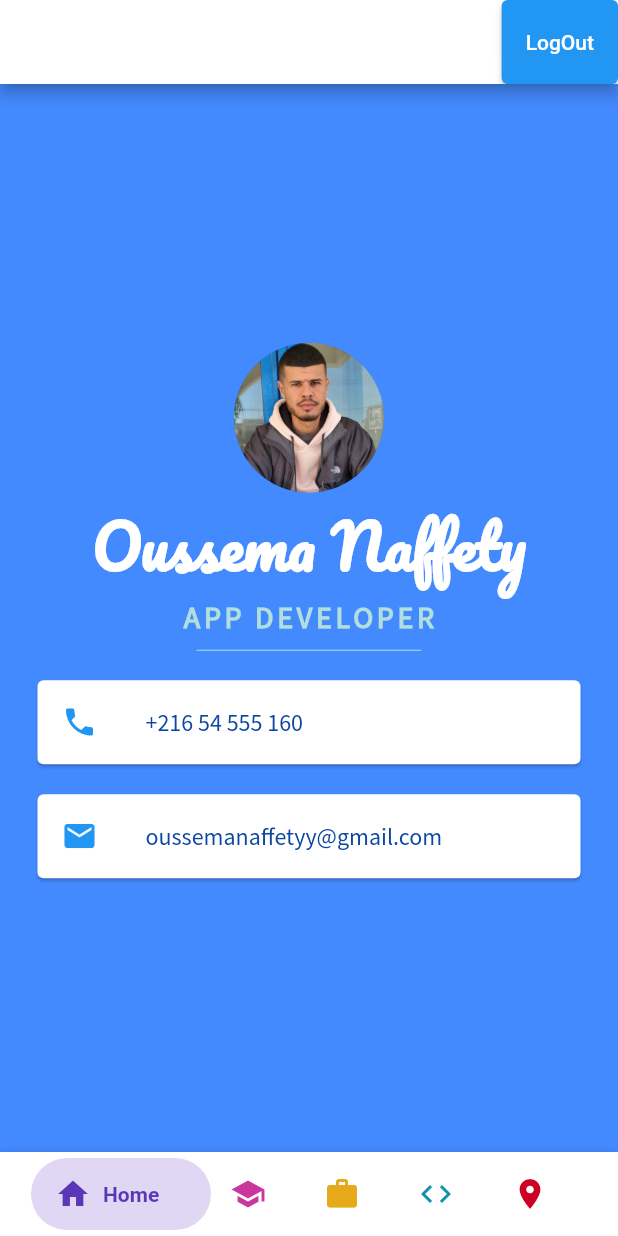
After one commit to oussemanaffetyy/My-Cv-Firebase, a Flutter app: the BottomNavCustom screen opened directly, after a tap on "LogOut", on a phone screen of 412 x 824 dp. The commit adds this screen. Run offline on Flutter 3.47's test engine with Material 2 defaults, Android fonts, the phone set to English and light mode, and no system bars; our stand-ins replace easy_splash_screen, firebase_auth, firebase_core, google_maps_flutter; accounts and stored records are empty.

Commit message:
pages sans SplashScreen

```diff
--- a/lib/main.dart
+++ b/lib/main.dart
@@ -1,4 +1,6 @@
 import 'package:cvfirebase/auth_screen.dart';
+import 'package:cvfirebase/pages/homepage.dart';
+import 'package:cvfirebase/pages/mainSplashScreen.dart';
 import 'package:flutter/material.dart';
 import 'package:cvfirebase/auth.dart';
 import 'package:firebase_core/firebase_core.dart';
@@ -12,6 +14,20 @@ void main() async {
       providers: [ChangeNotifierProvider<Auth>(create: (_) => Auth())],
       child: MyApp()));
 }
+class MyApp extends StatelessWidget {
+  @override
+  Widget build(BuildContext context) {
+    return Consumer<Auth>(
+
+      //debugShowCheckedModeBanner: false,
+      builder: (ctx, value, _) =>MaterialApp(
+      debugShowCheckedModeBanner: false,
+       home: value.isAuth
+            ? MyHomePage(key: UniqueKey(), title: '') : AuthScreen(),
+    ));
+  }
+}
+/*
 
 class MyApp extends StatelessWidget {
   @override
@@ -96,3 +112,4 @@ class _MyHomePageState extends State<MyHomePage> {
     );
   }
 }
+*/
--- /dev/null
+++ b/lib/pages/EducationPage.dart
@@ -0,0 +1,15 @@
+import 'package:flutter/material.dart';
+
+class EducationPage extends StatelessWidget {
+  @override
+  Widget build(BuildContext context) {
+    return Scaffold(
+      appBar: AppBar(
+        title: Text('EducationPage'),
+      ),
+      body: Center(
+        child: Text('Bienvenue sur l\'écran d\'Education !'),
+      ),
+    );
+  }
+}
--- /dev/null
+++ b/lib/pages/ExperiencePage.dart
@@ -0,0 +1,15 @@
+import 'package:flutter/material.dart';
+
+class Experience extends StatelessWidget {
+  @override
+  Widget build(BuildContext context) {
+    return Scaffold(
+      appBar: AppBar(
+        title: Text('Experience'),
+      ),
+      body: Center(
+        child: Text('Bienvenue sur l\'écran d Experience !'),
+      ),
+    );
+  }
+}
--- /dev/null
+++ b/lib/pages/cv.dart
@@ -0,0 +1,79 @@
+import 'package:flutter/material.dart';
+
+class cv extends StatelessWidget {
+  @override
+  Widget build(BuildContext context) {
+    return Scaffold(
+        backgroundColor: Colors.blueAccent,
+        //
+        body: SafeArea(
+          child: Column(
+              mainAxisAlignment: MainAxisAlignment.center,
+              children: <Widget>[
+                const CircleAvatar(
+                  radius: 50.0,
+                  backgroundImage: AssetImage('images/oussema.jpg'),
+                ),
+                const Text(
+                  'Oussema Naffety',
+                  style: TextStyle(
+                    fontFamily: 'Pacifico',
+                    fontSize: 40.0,
+                    color: Colors.white,
+                    fontWeight: FontWeight.bold,
+                  ),
+                ),
+                Text(
+                  'APP DEVELOPER',
+                  style: TextStyle(
+                    fontFamily: 'Source Sans Pro',
+                    color: Colors.teal.shade100,
+                    fontSize: 20.0,
+                    letterSpacing: 2.5,
+                    fontWeight: FontWeight.bold,
+                  ),
+                ),
+                SizedBox(
+                  height: 20.0,
+                  width: 150.0,
+                  child: Divider(
+                    color: Colors.teal.shade100,
+                  ),
+                ),
+                Card(
+                    margin: const EdgeInsets.symmetric(
+                        vertical: 10.0, horizontal: 25.0),
+                    child: ListTile(
+                      leading: const Icon(
+                        Icons.phone,
+                        color: Colors.blue,
+                      ),
+                      title: Text(
+                        '+216 54 555 160',
+                        style: TextStyle(
+                          color: Colors.blue.shade900,
+                          fontFamily: 'Source Sans Pro',
+                          fontSize: 16.0,
+                        ),
+                      ),
+                    )),
+                Card(
+                    margin: const EdgeInsets.symmetric(
+                        vertical: 10.0, horizontal: 25.0),
+                    child: ListTile(
+                      leading: const Icon(
+                        Icons.email,
+                        color: Colors.blue,
+                      ),
+                      title: Text(
+                        'oussemanaffetyy@gmail.com',
+                        style: TextStyle(
+                            fontSize: 16.0,
+                            color: Colors.blue.shade900,
+                            fontFamily: 'Source Sans Pro'),
+                      ),
+                    ))
+              ]),
+        ));
+  }
+}
--- /dev/null
+++ b/lib/pages/homepage.dart
@@ -0,0 +1,194 @@
+import 'package:cvfirebase/auth.dart';
+import 'package:flutter/material.dart';
+import 'package:cvfirebase/pages/ExperiencePage.dart';
+import 'package:cvfirebase/pages/cv.dart';
+import 'package:cvfirebase/pages/mapPage.dart';
+import 'package:cvfirebase/pages/skillPage.dart';
+import 'package:provider/provider.dart';
+import 'EducationPage.dart';
+
+class MyHomePage extends StatelessWidget {
+  final String title;
+
+  MyHomePage({required Key key, required this.title}) : super(key: key);
+
+  @override
+  Widget build(BuildContext context) {
+    return MaterialApp(
+      title: 'Navigation Item Example',
+      debugShowCheckedModeBanner: false,
+      theme: ThemeData(
+
+        primarySwatch: Colors.blue,
+        visualDensity: VisualDensity.adaptivePlatformDensity,
+      ),
+      home: BottomNavCustom(),
+
+    );
+  }
+}
+
+List<Widget> pages = [cv(), EducationPage(), Experience(), skill(), MapPage()];
+PageController _pageController = PageController(initialPage: 0);
+
+class BottomNavCustom extends StatefulWidget {
+  @override
+  _BottomNavCustomState createState() => _BottomNavCustomState();
+}
+
+class _BottomNavCustomState extends State<BottomNavCustom> {
+  int selectedIndex = 0;
+  Color backgroundColorNav = Colors.white;
+
+  List<NavigationItem> items = [
+    NavigationItem(
+      const Icon(
+        Icons.home,
+        color: Color.fromRGBO(91, 55, 183, 1),
+      ),
+      const Text(
+        'Home',
+        style: TextStyle(
+            color: Color.fromRGBO(91, 55, 183, 1), fontWeight: FontWeight.bold),
+      ),
+      const Color.fromRGBO(223, 215, 243, 1),
+    ),
+    NavigationItem(
+        const Icon(Icons.school, color: Color.fromRGBO(201, 55, 157, 1)),
+        const Text(
+          'Education',
+          style: TextStyle(
+              color: Color.fromRGBO(201, 55, 157, 1),
+              fontWeight: FontWeight.bold),
+        ),
+        const Color.fromRGBO(244, 211, 235, 1)),
+    NavigationItem(
+        const Icon(
+          Icons.work,
+          color: Color.fromRGBO(230, 169, 25, 1),
+        ),
+        const Text(
+          'Experience',
+          style: TextStyle(
+              color: Color.fromRGBO(230, 169, 25, 1),
+              fontWeight: FontWeight.bold),
+        ),
+        const Color.fromRGBO(251, 239, 211, 1)),
+    NavigationItem(
+        const Icon(Icons.code, color: Color.fromRGBO(17, 148, 170, 1)),
+        const Text(
+          'Skill',
+          style: TextStyle(
+              color: Color.fromRGBO(17, 148, 170, 1),
+              fontWeight: FontWeight.bold),
+        ),
+        const Color.fromRGBO(211, 235, 239, 1)),
+    NavigationItem(
+        const Icon(Icons.location_on_sharp,
+            color: Color.fromARGB(255, 204, 0, 37)),
+        const Text(
+          'Maps',
+          style: TextStyle(
+              color: Color.fromARGB(255, 204, 0, 37),
+              fontWeight: FontWeight.bold),
+        ),
+        Color.fromARGB(255, 255, 217, 224)),
+  ];
+
+  Widget _buildItem(NavigationItem item, bool isSelected) {
+    return AnimatedContainer(
+      duration: const Duration(milliseconds: 250),
+      height: 50,
+      width: isSelected ? 120 : 50,
+      padding: isSelected ? const EdgeInsets.only(left: 16, right: 16) : null,
+      decoration: isSelected
+          ? BoxDecoration(
+              color: item.color,
+              borderRadius: const BorderRadius.all(Radius.circular(50)))
+          : null,
+      child: ListView(
+        scrollDirection: Axis.horizontal,
+        children: <Widget>[
+          Row(
+            crossAxisAlignment: CrossAxisAlignment.center,
+            children: <Widget>[
+              IconTheme(
+                data: IconThemeData(
+                  size: 24,
+                  color: isSelected ? backgroundColorNav : Colors.black,
+                ),
+                child: item.icon,
+              ),
+              Padding(
+                padding: const EdgeInsets.only(left: 8),
+                child: isSelected
+                    ? DefaultTextStyle.merge(
+                        style: TextStyle(color: backgroundColorNav),
+                        child: item.title)
+                    : Container(),
+              )
+            ],
+          ),
+        ],
+      ),
+    );
+  }
+
+  @override
+  Widget build(BuildContext context) {
+    return Scaffold(
+      appBar: AppBar(
+        backgroundColor: Theme.of(context).colorScheme.inversePrimary,
+        actions: [
+          ElevatedButton(
+              onPressed: () => Provider.of<Auth>(context,listen: false).logout(),
+              child: Text("LogOut"))
+        ],
+        title: Text("My cv"),
+      ),
+        body: PageView(
+          controller: _pageController,
+          children: pages,
+          onPageChanged: (index) {
+            setState(() {
+              selectedIndex = index;
+            });
+          },
+        ),
+        bottomNavigationBar: Container(
+          height: 56,
+          padding: EdgeInsets.only(left: 8, top: 4, bottom: 4, right: 8),
+          decoration: BoxDecoration(
+              color: Colors.white,
+              boxShadow: [BoxShadow(color: Colors.black12, blurRadius: 4)]),
+          width: MediaQuery.of(context).size.width,
+          child: Row(
+            mainAxisAlignment: MainAxisAlignment.spaceEvenly,
+            children: items.map((item) {
+              var itemIndex = items.indexOf(item);
+              return GestureDetector(
+                onTap: () {
+                  setState(() {
+                    selectedIndex = itemIndex;
+                    _pageController.animateToPage(
+                      selectedIndex,
+                      duration: const Duration(milliseconds: 500),
+                      curve: Curves.easeInOut,
+                    );
+                  });
+                },
+                child: _buildItem(item, selectedIndex == itemIndex),
+              );
+            }).toList(),
+          ),
+        ));
+  }
+}
+
+class NavigationItem {
+  final Icon icon;
+  final Text title;
+  final Color color;
+
+  NavigationItem(this.icon, this.title, this.color);
+}
--- /dev/null
+++ b/lib/pages/mainSplashScreen.dart
@@ -0,0 +1,35 @@
+import 'package:cvfirebase/auth.dart';
+import 'package:cvfirebase/auth_screen.dart';
+import 'package:flutter/material.dart';
+import 'package:easy_splash_screen/easy_splash_screen.dart';
+import 'package:provider/provider.dart';
+import 'homepage.dart';
+class MainSplashScreen extends StatelessWidget {
+  const MainSplashScreen({Key? key}) : super(key: key);
+
+  @override
+  Widget build(BuildContext context) {
+    //final appTitle = 'My App';
+    return Scaffold(
+        body: EasySplashScreen(
+          logo: Image.asset('images/logo1.png'),
+
+          title: Text(
+            "My CV",
+            style: TextStyle(
+              fontSize: 18,
+              color: Colors.white,
+              fontWeight: FontWeight.bold,
+            ),
+          ),
+          backgroundColor: Color(0xff289eff),
+          logoWidth: 100,
+          showLoader: true,
+          loadingText: Text("Loading..."),
+          navigator: MyHomePage(title: '', key: UniqueKey(),),
+          durationInSeconds: 4,
+        ),
+
+    );
+  }
+}
--- /dev/null
+++ b/lib/pages/mapPage.dart
@@ -0,0 +1,46 @@
+import 'package:flutter/material.dart';
+import 'package:google_maps_flutter/google_maps_flutter.dart';
+
+class MapPage extends StatefulWidget {
+  @override
+  _MapPageState createState() => _MapPageState();
+}
+
+class _MapPageState extends State<MapPage> {
+  final LatLng _center = const LatLng(34.741550, 10.765624);
+  late GoogleMapController _mapController;
+  Set<Marker> _markers = {};
+
+  void _onMapCreated(GoogleMapController controller) {
+    _mapController = controller;
+    setState(() {
+      _markers.add(
+        Marker(
+          markerId: MarkerId("Oussema Home"),
+          position: _center,
+          infoWindow: InfoWindow(
+            title: "Sfax, TN",
+            snippet: "Welcome to SFAX!",
+          ),
+        ),
+      );
+    });
+  }
+
+  @override
+  Widget build(BuildContext context) {
+    return Scaffold(
+      appBar: AppBar(
+        title: Text("Google Maps"),
+      ),
+      body: GoogleMap(
+        onMapCreated: _onMapCreated,
+        initialCameraPosition: CameraPosition(
+          target: _center,
+          zoom: 11.0,
+        ),
+        markers: _markers,
+      ),
+    );
+  }
+}
--- /dev/null
+++ b/lib/pages/projectPage.dart
@@ -0,0 +1,15 @@
+import 'package:flutter/material.dart';
+
+class Project extends StatelessWidget {
+  @override
+  Widget build(BuildContext context) {
+    return Scaffold(
+      appBar: AppBar(
+        title: Text('Project'),
+      ),
+      body: Center(
+        child: Text('Bienvenue sur l\'écran d project !'),
+      ),
+    );
+  }
+}
--- /dev/null
+++ b/lib/pages/skillPage.dart
@@ -0,0 +1,15 @@
+import 'package:flutter/material.dart';
+
+class skill extends StatelessWidget {
+  @override
+  Widget build(BuildContext context) {
+    return Scaffold(
+      appBar: AppBar(
+        title: Text('skill'),
+      ),
+      body: Center(
+        child: Text('Bienvenue sur l\'écran d skill !'),
+      ),
+    );
+  }
+}
```
Also changed, not shown: pubspec.yaml (+35 -0 lines), fonts/Pacifico-Regular.ttf (added), fonts/SourceSansPro-Regular.ttf (added), images/logo1.png (added), images/maps.png (added), images/oussema.jpg (added), pubspec.lock, 32 other files.
